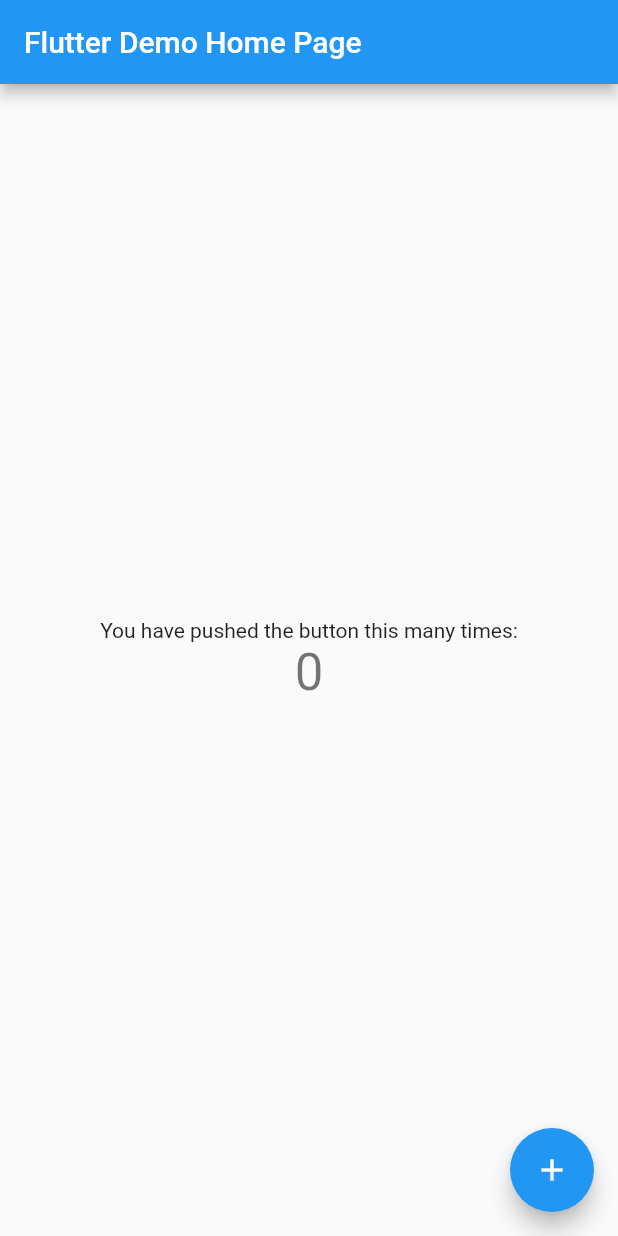
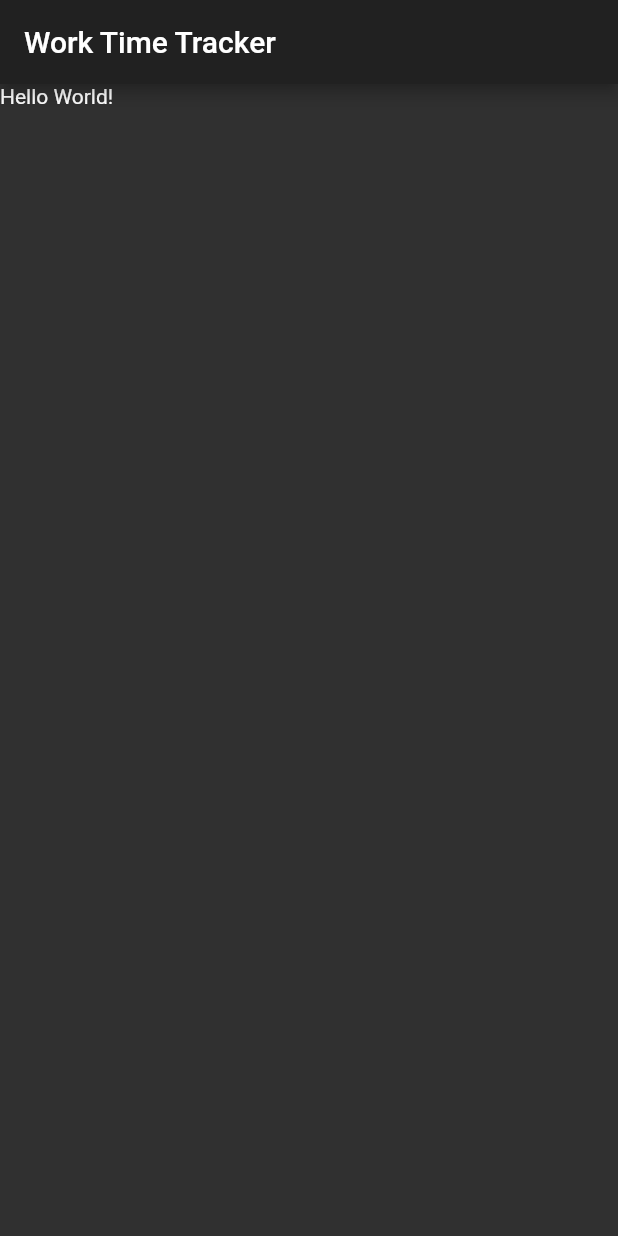
Before and after one commit to tfriem/organizer, a Flutter app: the screen it shows after launch, on a phone screen of 412 x 824 dp. Run offline on Flutter 3.47's test engine with Material 2 defaults, Android fonts, the phone set to English and light mode, and no system bars.

Commit message:
Remove default content

```diff
--- a/lib/main.dart
+++ b/lib/main.dart
@@ -1,109 +1,19 @@
 import 'package:flutter/material.dart';
+
+import 'work_time_tracker.dart';
 
 void main() => runApp(new MyApp());
 
 class MyApp extends StatelessWidget {
-  // This widget is the root of your application.
   @override
   Widget build(BuildContext context) {
     return new MaterialApp(
-      title: 'Flutter Demo',
+      title: 'Organizer',
       theme: new ThemeData(
-        // This is the theme of your application.
-        //
-        // Try running your application with "flutter run". You'll see the
-        // application has a blue toolbar. Then, without quitting the app, try
-        // changing the primarySwatch below to Colors.green and then invoke
-        // "hot reload" (press "r" in the console where you ran "flutter run",
-        // or press Run > Flutter Hot Reload in IntelliJ). Notice that the
-        // counter didn't reset back to zero; the application is not restarted.
-        primarySwatch: Colors.blue,
+        brightness: Brightness.dark,
+        primarySwatch: Colors.grey,
       ),
-      home: new MyHomePage(title: 'Flutter Demo Home Page'),
+      home: new WorkTimeTrackerScreen(),
     );
   }
 }
-
-class MyHomePage extends StatefulWidget {
-  MyHomePage({Key key, this.title}) : super(key: key);
-
-  // This widget is the home page of your application. It is stateful, meaning
-  // that it has a State object (defined below) that contains fields that affect
-  // how it looks.
-
-  // This class is the configuration for the state. It holds the values (in this
-  // case the title) provided by the parent (in this case the App widget) and
-  // used by the build method of the State. Fields in a Widget subclass are
-  // always marked "final".
-
-  final String title;
-
-  @override
-  _MyHomePageState createState() => new _MyHomePageState();
-}
-
-class _MyHomePageState extends State<MyHomePage> {
-  int _counter = 0;
-
-  void _incrementCounter() {
-    setState(() {
-      // This call to setState tells the Flutter framework that something has
-      // changed in this State, which causes it to rerun the build method below
-      // so that the display can reflect the updated values. If we changed
-      // _counter without calling setState(), then the build method would not be
-      // called again, and so nothing would appear to happen.
-      _counter++;
-    });
-  }
-
-  @override
-  Widget build(BuildContext context) {
-    // This method is rerun every time setState is called, for instance as done
-    // by the _incrementCounter method above.
-    //
-    // The Flutter framework has been optimized to make rerunning build methods
-    // fast, so that you can just rebuild anything that needs updating rather
-    // than having to individually change instances of widgets.
-    return new Scaffold(
-      appBar: new AppBar(
-        // Here we take the value from the MyHomePage object that was created by
-        // the App.build method, and use it to set our appbar title.
-        title: new Text(widget.title),
-      ),
-      body: new Center(
-        // Center is a layout widget. It takes a single child and positions it
-        // in the middle of the parent.
-        child: new Column(
-          // Column is also layout widget. It takes a list of children and
-          // arranges them vertically. By default, it sizes itself to fit its
-          // children horizontally, and tries to be as tall as its parent.
-          //
-          // Invoke "debug paint" (press "p" in the console where you ran
-          // "flutter run", or select "Toggle Debug Paint" from the Flutter tool
-          // window in IntelliJ) to see the wireframe for each widget.
-          //
-          // Column has various properties to control how it sizes itself and
-          // how it positions its children. Here we use mainAxisAlignment to
-          // center the children vertically; the main axis here is the vertical
-          // axis because Columns are vertical (the cross axis would be
-          // horizontal).
-          mainAxisAlignment: MainAxisAlignment.center,
-          children: <Widget>[
-            new Text(
-              'You have pushed the button this many times:',
-            ),
-            new Text(
-              '$_counter',
-              style: Theme.of(context).textTheme.display1,
-            ),
-          ],
-        ),
-      ),
-      floatingActionButton: new FloatingActionButton(
-        onPressed: _incrementCounter,
-        tooltip: 'Increment',
-        child: new Icon(Icons.add),
-      ), // This trailing comma makes auto-formatting nicer for build methods.
-    );
-  }
-}
--- /dev/null
+++ b/lib/work_time_tracker.dart
@@ -0,0 +1,13 @@
+import 'package:flutter/material.dart';
+
+class WorkTimeTrackerScreen extends StatelessWidget {
+  @override
+  Widget build(BuildContext context) {
+    return Scaffold(
+      body: Text('Hello World!'),
+      appBar: AppBar(
+        title: Text('Work Time Tracker'),
+      ),
+    );
+  }
+}
```
